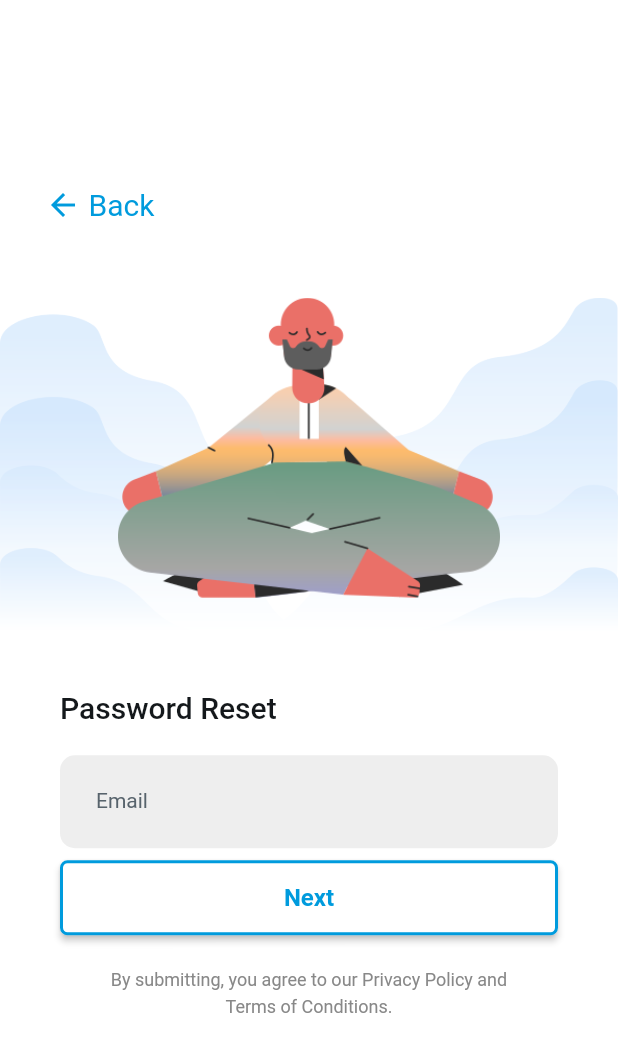
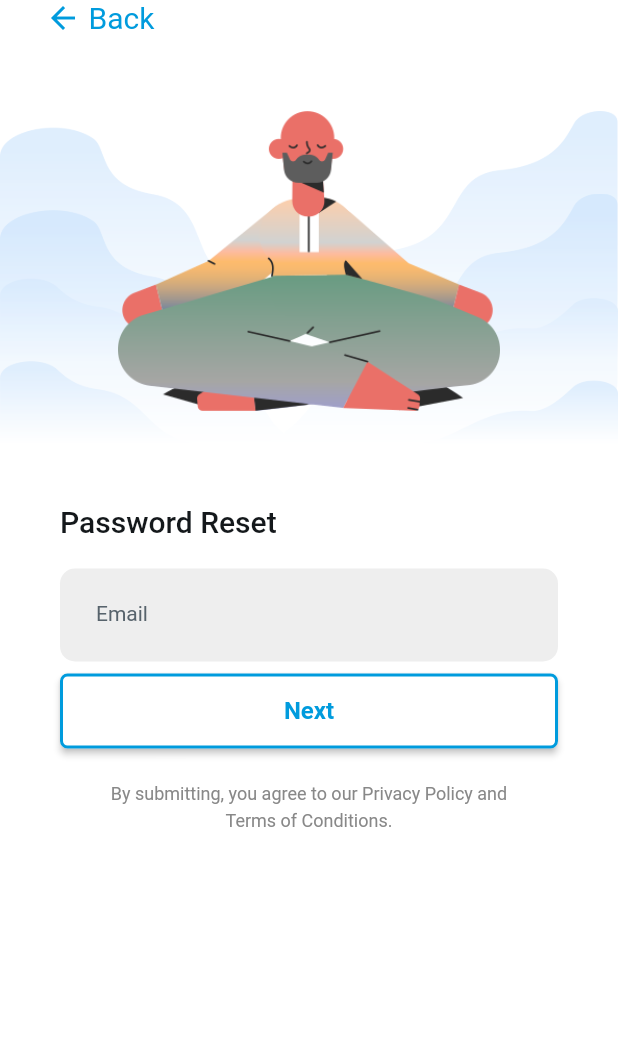
Before and after one commit to alaaeldin-92/hasanati, a Flutter app: the AuthForgotPasswordWidget screen opened by its route, on a phone screen of 412 x 824 dp. Shown: the top 1052 px of the screen. Run offline on Flutter 3.47's test engine with Material 2 defaults, Android fonts, the phone set to English and light mode, and no system bars; drawn by our look-alikes of auto_size_text; our stand-ins replace cached_network_image, carousel_slider, cloud_firestore, cloud_functions, csv, easy_debounce and 27 more; missing offline and left inert: algolia, flutter_sliding_box, json_path, mime_type, text_search, webview_flutter_android and 1 more; accounts and stored records are empty; network calls fail; Roboto replaces fonts that are missing (Readex Pro).

Commit message:
Updating to latest FlutterFlow output.

```diff
--- a/lib/pages/auth_forgot_password/auth_forgot_password_widget.dart
+++ b/lib/pages/auth_forgot_password/auth_forgot_password_widget.dart
@@ -64,7 +64,7 @@ class _AuthForgotPasswordWidgetState extends State<AuthForgotPasswordWidget> {
           top: true,
           child: Column(
             mainAxisSize: MainAxisSize.max,
-            mainAxisAlignment: MainAxisAlignment.center,
+            mainAxisAlignment: MainAxisAlignment.start,
             children: [
               Align(
                 alignment: AlignmentDirectional(-1.00, 0.00),
```
Also changed, not shown: lib/pages/auth_main/auth_main_widget.dart (+22 -8 lines), 1 other file.
